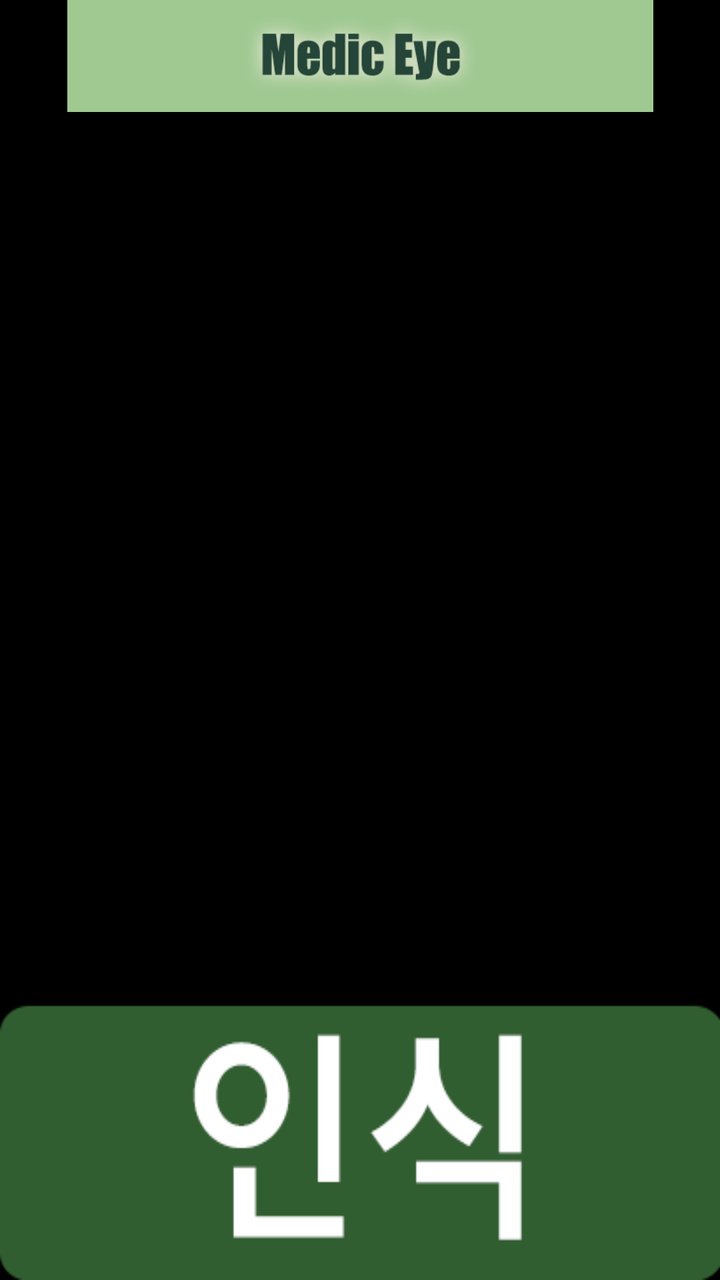
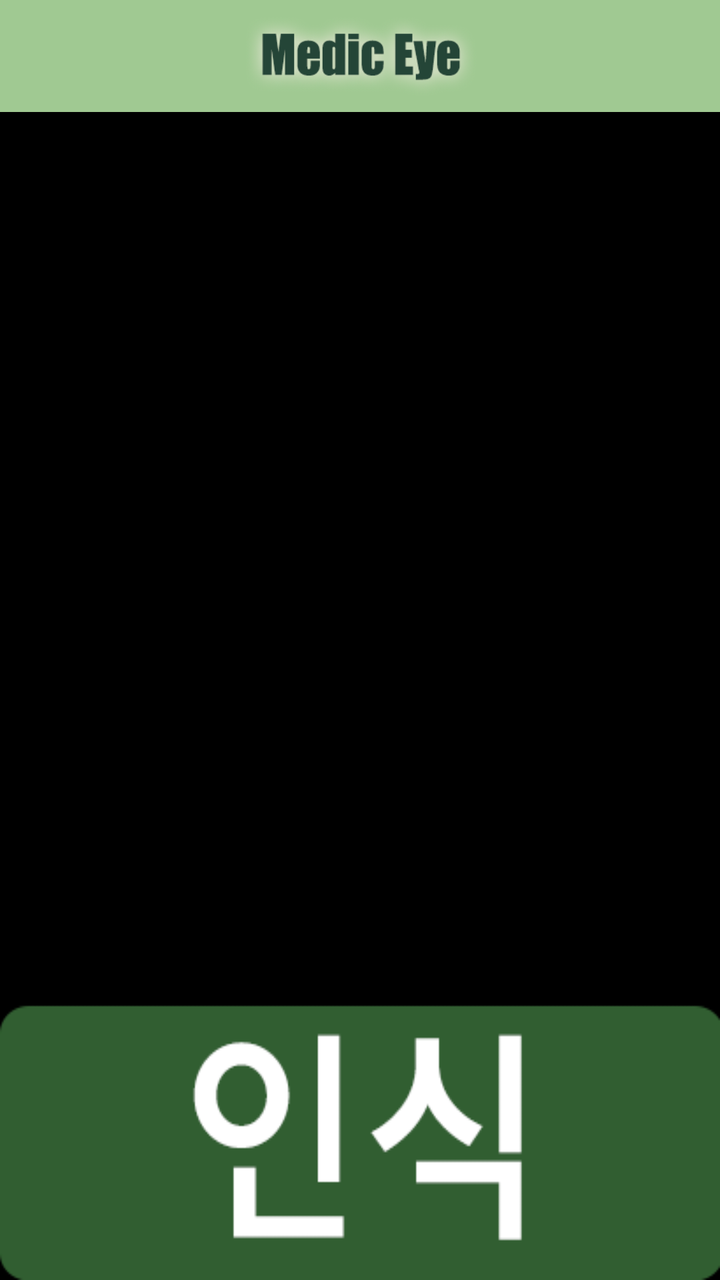

Before-and-after screenshots of an Android layout around one commit, followed by the original layout XML and the change that was made.
<!-- AndroidManifest.xml: application theme Theme.Design.NoActionBar -->
<!-- res/layout/tfe_od_activity_camera.xml -->
<?xml version="1.0" encoding="utf-8"?>
<androidx.coordinatorlayout.widget.CoordinatorLayout xmlns:android="http://schemas.android.com/apk/res/android"
    xmlns:tools="http://schemas.android.com/tools"
    android:layout_width="match_parent"
    android:layout_height="match_parent"
    android:background="#00000000">

    <RelativeLayout
        android:layout_width="match_parent"
        android:layout_height="match_parent"
        android:background="@android:color/black"
        android:orientation="vertical">


        <FrameLayout
            android:id="@+id/container"
            android:layout_width="match_parent"
            android:layout_height="match_parent"
            tools:context="org.tensorflow.demo.CameraActivity" />

        <androidx.appcompat.widget.Toolbar
            android:id="@+id/toolbar"
            android:layout_width="match_parent"
            android:layout_height="?attr/actionBarSize"
            android:layout_alignParentTop="true"
            android:background="@color/tfe_semi_transparent">

            <ImageView
                android:layout_width="wrap_content"
                android:layout_height="wrap_content"
                android:layout_gravity="center"
                android:background="#A0C992"
                android:src="@drawable/title" />
        </androidx.appcompat.widget.Toolbar>

    </RelativeLayout>

    <Button
        android:id="@+id/capture_Button"
        android:layout_width="match_parent"
        android:layout_height="wrap_content"
        android:layout_gravity="bottom|center"
        android:background="@drawable/detect" />



</androidx.coordinatorlayout.widget.CoordinatorLayout>
<!-- resources referenced by this layout -->
<resources>
  <color name="tfe_semi_transparent">#66000000</color>
  <!-- drawable detect: png bitmap (drawable, 3853 bytes) -->
  <!-- drawable title: png bitmap (drawable, 20254 bytes) -->
</resources>

<!-- the commit's change to res/layout/tfe_od_activity_camera.xml (unified diff, before → after) -->
@@ -23,7 +23,7 @@
             android:layout_width="match_parent"
             android:layout_height="?attr/actionBarSize"
             android:layout_alignParentTop="true"
-            android:background="@color/tfe_semi_transparent">
+            android:background="#A0C992">
 
             <ImageView
                 android:layout_width="wrap_content"
<!-- resource entries referenced after the edit -->
@@ -1,6 +1,5 @@
 <!-- resources referenced by this layout -->
 <resources>
-  <color name="tfe_semi_transparent">#66000000</color>
   <!-- drawable detect: png bitmap (drawable, 3853 bytes) -->
   <!-- drawable title: png bitmap (drawable, 20254 bytes) -->
 </resources>
